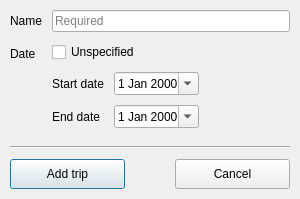
First picture: the form in src/ui/new_trip.ui, repository svetter/pal, before the edit.
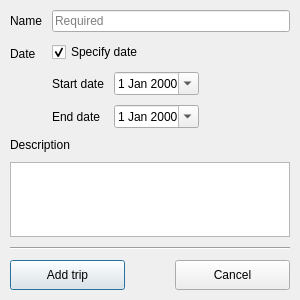
Second picture: the form after the edit.

Commit message: Finished new trip dialog (#7)

```diff
--- a/src/ui/new_trip.ui
+++ b/src/ui/new_trip.ui
@@ -7,15 +7,9 @@
     <x>0</x>
     <y>0</y>
     <width>300</width>
-    <height>199</height>
+    <height>300</height>
    </rect>
   </property>
-  <property name="maximumSize">
-   <size>
-    <width>16777215</width>
-    <height>199</height>
-   </size>
-  </property>
   <property name="windowTitle">
    <string>New trip</string>
   </property>
@@ -69,7 +63,10 @@
        <item>
         <widget class="QCheckBox" name="datesUnspecifiedCheckbox">
          <property name="text">
-          <string>Unspecified</string>
+          <string>Specify date</string>
+         </property>
+         <property name="checked">
+          <bool>true</bool>
          </property>
         </widget>
        </item>
@@ -139,6 +136,29 @@
      </item>
     </layout>
    </item>
+   <item>
+    <widget class="QLabel" name="descriptionLabel">
+     <property name="text">
+      <string>Description</string>
+     </property>
+    </widget>
+   </item>
+   <item>
+    <widget class="QPlainTextEdit" name="descriptionEditor">
+     <property name="sizePolicy">
+      <sizepolicy hsizetype="MinimumExpanding" vsizetype="MinimumExpanding">
+       <horstretch>0</horstretch>
+       <verstretch>0</verstretch>
+      </sizepolicy>
+     </property>
+     <property name="minimumSize">
+      <size>
+       <width>200</width>
+       <height>50</height>
+      </size>
+     </property>
+    </widget>
+   </item>
    <item>
     <widget class="Line" name="bottomLine">
      <property name="orientation">
@@ -161,7 +181,7 @@
        </property>
        <property name="minimumSize">
         <size>
-         <width>0</width>
+         <width>100</width>
          <height>30</height>
         </size>
        </property>
@@ -180,7 +200,7 @@
        </property>
        <property name="minimumSize">
         <size>
-         <width>0</width>
+         <width>100</width>
          <height>30</height>
         </size>
        </property>
```
Left out of the diff: 12 changed lines with no effect on the pictures.
